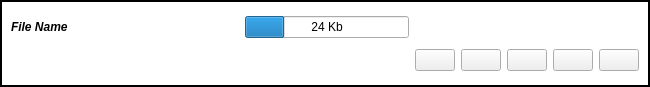
Old version of the form retroshare-gui/src/gui/feeds/SubFileItem.ui in the repository RetroShare/RetroShare.
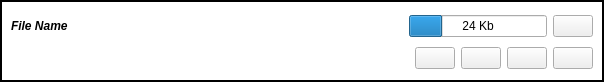
New version of the form. Icons and pictures are not drawn.

The edit to the form file:
```diff
--- a/retroshare-gui/src/gui/feeds/SubFileItem.ui
+++ b/retroshare-gui/src/gui/feeds/SubFileItem.ui
@@ -6,14 +6,14 @@
    <rect>
     <x>0</x>
     <y>0</y>
-    <width>640</width>
-    <height>87</height>
+    <width>560</width>
+    <height>82</height>
    </rect>
   </property>
   <property name="windowTitle">
    <string>Form</string>
   </property>
-  <layout class="QGridLayout">
+  <layout class="QGridLayout" name="gridLayout_4">
    <property name="margin">
     <number>0</number>
    </property>
@@ -23,11 +23,17 @@
    <item row="0" column="0">
     <widget class="QFrame" name="frame">
      <property name="sizePolicy">
-      <sizepolicy hsizetype="Expanding" vsizetype="Preferred">
+      <sizepolicy hsizetype="Expanding" vsizetype="Expanding">
        <horstretch>0</horstretch>
        <verstretch>0</verstretch>
       </sizepolicy>
      </property>
+     <property name="minimumSize">
+      <size>
+       <width>0</width>
+       <height>82</height>
+      </size>
+     </property>
      <property name="styleSheet">
       <string notr="true">QFrame#frame{border: 2px solid black;
 background: white;}
@@ -87,7 +93,7 @@
           </property>
          </spacer>
         </item>
-        <item row="0" column="2">
+        <item row="0" column="2" colspan="2">
          <widget class="QProgressBar" name="progressBar">
           <property name="sizePolicy">
            <sizepolicy hsizetype="MinimumExpanding" vsizetype="Fixed">
@@ -109,23 +115,7 @@
           </property>
          </widget>
         </item>
-        <item row="0" column="3">
-         <spacer>
-          <property name="orientation">
-           <enum>Qt::Horizontal</enum>
-          </property>
-          <property name="sizeType">
-           <enum>QSizePolicy::Fixed</enum>
-          </property>
-          <property name="sizeHint" stdset="0">
-           <size>
-            <width>20</width>
-            <height>20</height>
-           </size>
-          </property>
-         </spacer>
-        </item>
-        <item row="1" column="3">
+        <item row="2" column="3">
          <layout class="QGridLayout" name="gridLayout">
           <item row="0" column="0">
            <widget class="QPushButton" name="expandButton">
@@ -167,26 +157,6 @@
             </property>
            </widget>
           </item>
-          <item row="0" column="2">
-           <widget class="QPushButton" name="cancelButton">
-            <property name="sizePolicy">
-             <sizepolicy hsizetype="Fixed" vsizetype="Fixed">
-              <horstretch>0</horstretch>
-              <verstretch>0</verstretch>
-             </sizepolicy>
-            </property>
-            <property name="toolTip">
-             <string>Cancel Download</string>
-            </property>
-            <property name="text">
-             <string/>
-            </property>
-            <property name="icon">
-             <iconset resource="../images.qrc">
-              <normaloff>:/images/delete.png</normaloff>:/images/delete.png</iconset>
-            </property>
-           </widget>
-          </item>
           <item row="0" column="3">
            <widget class="QPushButton" name="downloadButton">
             <property name="sizePolicy">
@@ -207,29 +177,9 @@
             </property>
            </widget>
           </item>
-          <item row="0" column="4">
-           <widget class="QPushButton" name="playButton">
-            <property name="sizePolicy">
-             <sizepolicy hsizetype="Fixed" vsizetype="Fixed">
-              <horstretch>0</horstretch>
-              <verstretch>0</verstretch>
-             </sizepolicy>
-            </property>
-            <property name="toolTip">
-             <string>Play File</string>
-            </property>
-            <property name="text">
-             <string/>
-            </property>
-            <property name="icon">
-             <iconset resource="../images.qrc">
-              <normaloff>:/images/start.png</normaloff>:/images/start.png</iconset>
-            </property>
-           </widget>
-          </item>
          </layout>
         </item>
-        <item row="1" column="0" colspan="3">
+        <item row="2" column="0" colspan="3">
          <spacer>
           <property name="orientation">
            <enum>Qt::Horizontal</enum>
@@ -245,6 +195,46 @@
           </property>
          </spacer>
         </item>
+        <item row="0" column="4">
+         <widget class="QPushButton" name="cancelButton">
+          <property name="sizePolicy">
+           <sizepolicy hsizetype="Fixed" vsizetype="Fixed">
+            <horstretch>0</horstretch>
+            <verstretch>0</verstretch>
+           </sizepolicy>
+          </property>
+          <property name="toolTip">
+           <string>Cancel Download</string>
+          </property>
+          <property name="text">
+           <string/>
+          </property>
+          <property name="icon">
+           <iconset resource="../images.qrc">
+            <normaloff>:/images/delete.png</normaloff>:/images/delete.png</iconset>
+          </property>
+         </widget>
+        </item>
+        <item row="2" column="4">
+         <widget class="QPushButton" name="playButton">
+          <property name="sizePolicy">
+           <sizepolicy hsizetype="Fixed" vsizetype="Fixed">
+            <horstretch>0</horstretch>
+            <verstretch>0</verstretch>
+           </sizepolicy>
+          </property>
+          <property name="toolTip">
+           <string>Play File</string>
+          </property>
+          <property name="text">
+           <string/>
+          </property>
+          <property name="icon">
+           <iconset resource="../images.qrc">
+            <normaloff>:/images/start.png</normaloff>:/images/start.png</iconset>
+          </property>
+         </widget>
+        </item>
        </layout>
       </item>
      </layout>
```
